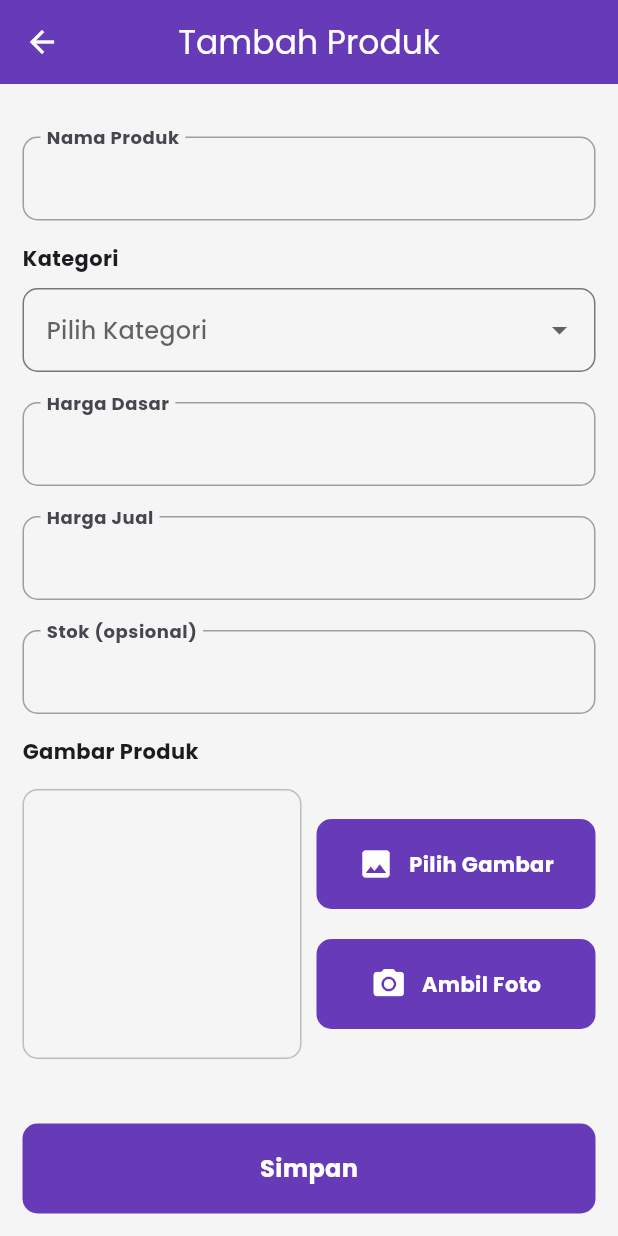
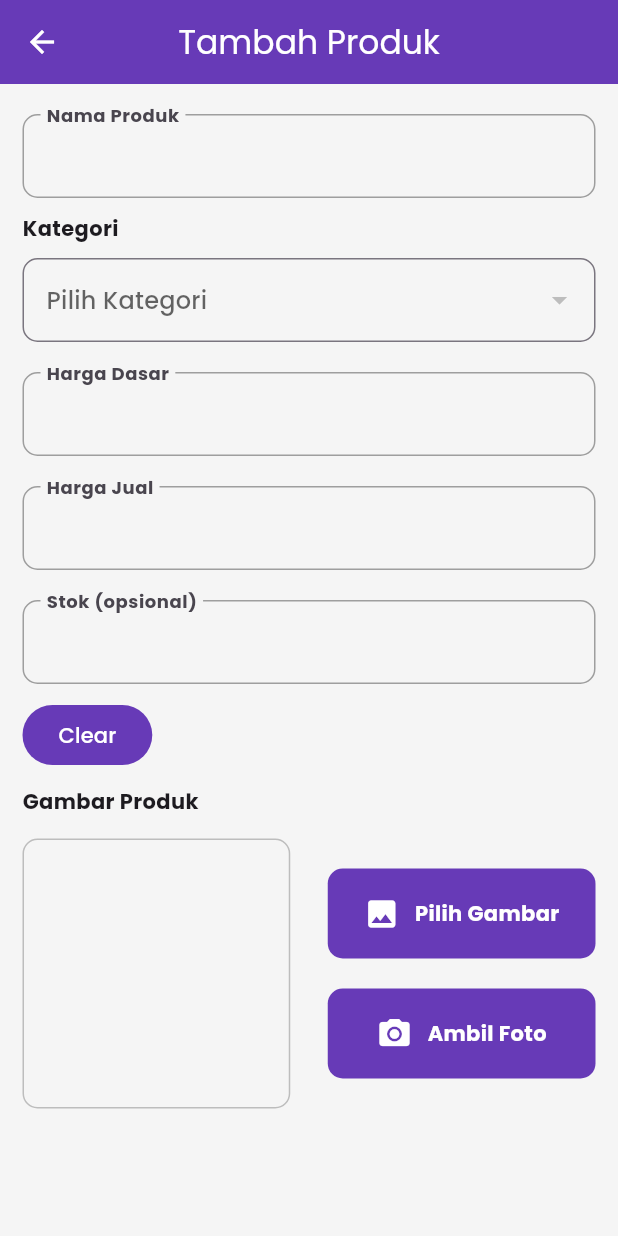
Before and after one commit to Andhikagr/Kasirnyong, a Flutter app: the EditProduk screen opened directly, on a phone screen of 412 x 824 dp. Run offline on Flutter 3.47's test engine with Material 3 defaults, Android fonts, the phone set to English and light mode, and no system bars; our stand-ins replace get, google_fonts, sqflite; accounts and stored records are empty.

```diff
--- a/lib/menu/produk/tambah_produk.dart
+++ b/lib/menu/produk/tambah_produk.dart
@@ -1,6 +1,9 @@
 import 'package:flutter/material.dart';
+import 'package:food_app/controller/kategori_control.dart';
+import 'package:food_app/database/database.dart';
 import 'package:food_app/menu/produk/widget/button_produk.dart';
 import 'package:food_app/menu/produk/widget/textform_produk.dart';
+import 'package:get/get.dart';
 
 class EditProduk extends StatefulWidget {
   const EditProduk({super.key});
@@ -10,6 +13,14 @@ class EditProduk extends StatefulWidget {
 }
 
 class _EditProdukState extends State<EditProduk> {
+  final kategoriAdd = Get.find<KategoriControl>();
+  int? pilihKategoriId;
+  final TextEditingController simpanCOntroller = TextEditingController();
+  final TextEditingController namaController = TextEditingController();
+  final TextEditingController hargaDasarController = TextEditingController();
+  final TextEditingController hargaJualController = TextEditingController();
+  final TextEditingController stokController = TextEditingController();
+
   @override
   Widget build(BuildContext context) {
     return GestureDetector(
@@ -24,38 +35,77 @@ class _EditProdukState extends State<EditProduk> {
           centerTitle: true,
         ),
         body: Padding(
-          padding: EdgeInsets.all(15),
+          padding: EdgeInsets.symmetric(horizontal: 15),
           child: SingleChildScrollView(
             child: Column(
               crossAxisAlignment: CrossAxisAlignment.start,
               children: [
                 SizedBox(height: 20),
-                TextformProduk(label: "Nama Produk"),
-                SizedBox(height: 15),
+                TextformProduk(
+                  label: "Nama Produk",
+                  controller: namaController,
+                ),
+                SizedBox(height: 10),
                 Text(
                   "Kategori",
                   style: TextStyle(fontWeight: FontWeight.bold, fontSize: 14),
                 ),
                 SizedBox(height: 10),
-                DropdownButtonFormField<String>(
+                Obx(
+                  () => DropdownButtonFormField<int>(
                     decoration: InputDecoration(
                       border: OutlineInputBorder(
                         borderRadius: BorderRadius.circular(10),
                       ),
                     ),
                     hint: const Text("Pilih Kategori"),
-                  items: ["Makanan", "Minuman", "Snack"]
-                      .map((e) => DropdownMenuItem(value: e, child: Text(e)))
+                    items: kategoriAdd.kategoriList
+                        .map(
+                          (e) => DropdownMenuItem<int>(
+                            value: e["id"],
+                            child: Text(e["nama"]),
+                          ),
+                        )
                         .toList(),
-                  onChanged: (val) {},
+                    onChanged: (val) {
+                      setState(() {
+                        pilihKategoriId = val;
+                      });
+                    },
+                  ),
                 ),
                 SizedBox(height: 20),
-                TextformProduk(label: "Harga Dasar"),
+                TextformProduk(
+                  label: "Harga Dasar",
+                  controller: hargaDasarController,
+                ),
                 SizedBox(height: 20),
-                TextformProduk(label: "Harga Jual"),
+                TextformProduk(
+                  label: "Harga Jual",
+                  controller: hargaJualController,
+                ),
                 SizedBox(height: 20),
-                TextformProduk(label: "Stok (opsional)"),
-                SizedBox(height: 15),
+                TextformProduk(
+                  label: "Stok (opsional)",
+                  controller: stokController,
+                ),
+                SizedBox(height: 10),
+                FilledButton(
+                  style: FilledButton.styleFrom(
+                    backgroundColor: Colors.deepPurple,
+                  ),
+                  onPressed: () {
+                    namaController.clear();
+                    hargaDasarController.clear();
+                    hargaJualController.clear();
+                    stokController.clear();
+                    setState(() {
+                      pilihKategoriId = null;
+                    });
+                  },
+                  child: Text("Clear"),
+                ),
+                SizedBox(height: 10),
                 Text(
                   "Gambar Produk",
                   style: TextStyle(fontWeight: FontWeight.bold, fontSize: 14),
@@ -73,7 +123,7 @@ class _EditProdukState extends State<EditProduk> {
                         ),
                       ),
                     ),
-                    SizedBox(width: 10),
+                    SizedBox(width: 25),
                     Expanded(
                       child: Column(
                         children: [
@@ -95,15 +145,44 @@ class _EditProdukState extends State<EditProduk> {
             ),
           ),
         ),
-        bottomNavigationBar: Padding(
-          padding: EdgeInsetsGeometry.all(15),
-          child: Container(
-            height: 60,
-            width: double.infinity,
+
+        bottomNavigationBar: pilihKategoriId != null
+            ? Container(
+                height: 80,
                 decoration: BoxDecoration(
+                  color: Colors.white,
+                  boxShadow: [
+                    BoxShadow(
+                      color: Colors.grey.shade300,
+                      blurRadius: 3,
+                      offset: Offset(0, -2),
+                    ),
+                  ],
+                ),
+
+                child: Padding(
+                  padding: EdgeInsets.symmetric(vertical: 10, horizontal: 10),
+                  child: Material(
                     color: Colors.deepPurple,
                     borderRadius: BorderRadius.circular(10),
-            ),
+                    child: InkWell(
+                      borderRadius: BorderRadius.circular(10),
+                      onTap: () async {
+                        if (pilihKategoriId != null &&
+                            namaController.text.isNotEmpty) {
+                          await DatabaseKasir.postProduk(
+                            nama: namaController.text,
+                            kategoriId: pilihKategoriId!,
+                            hargaDasar:
+                                double.tryParse(hargaDasarController.text) ?? 0,
+                            hargaJual:
+                                double.tryParse(hargaJualController.text) ?? 0,
+                            stok: int.tryParse(stokController.text) ?? 0,
+                            gambar: null,
+                          );
+                          Get.back();
+                        }
+                      },
                       child: Center(
                         child: Text(
                           "Simpan",
@@ -117,6 +196,9 @@ class _EditProdukState extends State<EditProduk> {
                     ),
                   ),
                 ),
+              )
+            : null,
+      ),
     );
   }
 }
--- a/lib/menu/produk/widget/textform_produk.dart
+++ b/lib/menu/produk/widget/textform_produk.dart
@@ -2,14 +2,20 @@ import 'package:flutter/material.dart';
 
 class TextformProduk extends StatelessWidget {
   final String label;
+  final TextEditingController controller;
 
-  const TextformProduk({super.key, required this.label});
+  const TextformProduk({
+    super.key,
+    required this.label,
+    required this.controller,
+  });
 
   @override
   Widget build(BuildContext contex) {
     return Container(
       decoration: BoxDecoration(borderRadius: BorderRadius.circular(10)),
       child: TextFormField(
+        controller: controller,
         enableSuggestions: false,
         style: TextStyle(decoration: TextDecoration.none),
         decoration: InputDecoration(
```
Also changed, not shown: lib/database/database.dart (+96 -8 lines), lib/homepage.dart (+7 -10 lines), lib/splash.dart (+17 -34 lines), assets/dawet.png (deleted). Lines whose indentation alone changed are shown as unchanged.
